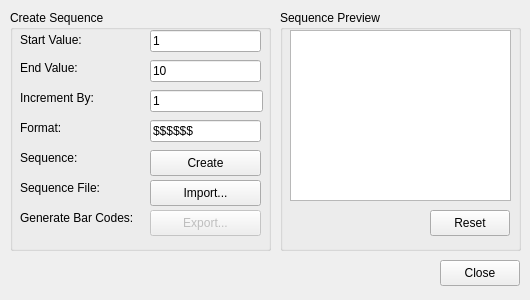
First picture: the form in zint/frontend_qt/extSequence.ui, repository prefetchnta/mybuild, before the edit.
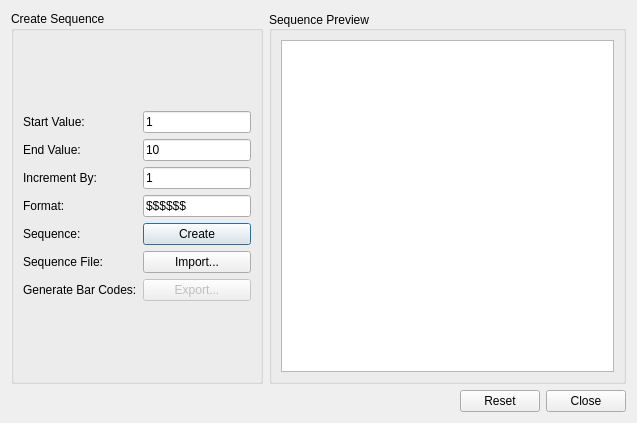
Second picture: the form after the edit. Icons and pictures are not drawn.

The edit to the form file:
```diff
--- a/zint/frontend_qt/extSequence.ui
+++ b/zint/frontend_qt/extSequence.ui
@@ -6,8 +6,8 @@
    <rect>
     <x>0</x>
     <y>0</y>
-    <width>530</width>
-    <height>300</height>
+    <width>637</width>
+    <height>423</height>
    </rect>
   </property>
   <property name="windowTitle">
@@ -16,256 +16,212 @@
   <property name="modal">
    <bool>true</bool>
   </property>
+  <layout class="QVBoxLayout" name="verticalLayout_6">
+   <item>
+    <layout class="QHBoxLayout" name="horizontalLayout_9">
+     <item>
   <widget class="QGroupBox" name="groupBox">
-   <property name="geometry">
-    <rect>
-     <x>10</x>
-     <y>10</y>
-     <width>261</width>
-     <height>241</height>
-    </rect>
+       <property name="sizePolicy">
+        <sizepolicy hsizetype="Fixed" vsizetype="Preferred">
+         <horstretch>0</horstretch>
+         <verstretch>0</verstretch>
+        </sizepolicy>
    </property>
    <property name="title">
     <string>Create Sequence</string>
    </property>
-   <widget class="QPushButton" name="btnExport">
-    <property name="enabled">
-     <bool>false</bool>
-    </property>
-    <property name="geometry">
-     <rect>
-      <x>140</x>
-      <y>200</y>
-      <width>111</width>
-      <height>26</height>
-     </rect>
-    </property>
-    <property name="text">
-     <string>Export...</string>
-    </property>
-   </widget>
-   <widget class="QPushButton" name="btnCreate">
-    <property name="geometry">
-     <rect>
-      <x>140</x>
-      <y>140</y>
-      <width>111</width>
-      <height>26</height>
-     </rect>
-    </property>
-    <property name="text">
-     <string>Create</string>
-    </property>
-   </widget>
-   <widget class="QLineEdit" name="linStartVal">
-    <property name="geometry">
-     <rect>
-      <x>140</x>
-      <y>20</y>
-      <width>111</width>
-      <height>22</height>
-     </rect>
-    </property>
-    <property name="text">
-     <string>1</string>
-    </property>
-    <property name="frame">
-     <bool>true</bool>
-    </property>
-   </widget>
-   <widget class="QLineEdit" name="linFormat">
-    <property name="geometry">
-     <rect>
-      <x>140</x>
-      <y>110</y>
-      <width>111</width>
-      <height>22</height>
-     </rect>
-    </property>
-    <property name="text">
-     <string>$$$$$$</string>
-    </property>
-   </widget>
-   <widget class="QLineEdit" name="linEndVal">
-    <property name="geometry">
-     <rect>
-      <x>140</x>
-      <y>50</y>
-      <width>111</width>
-      <height>22</height>
-     </rect>
-    </property>
-    <property name="text">
-     <string>10</string>
-    </property>
-   </widget>
-   <widget class="QPushButton" name="btnImport">
-    <property name="geometry">
-     <rect>
-      <x>140</x>
-      <y>170</y>
-      <width>111</width>
-      <height>26</height>
-     </rect>
-    </property>
-    <property name="text">
-     <string>Import...</string>
-    </property>
-   </widget>
+       <layout class="QVBoxLayout" name="verticalLayout_5">
+        <item>
+         <layout class="QHBoxLayout" name="horizontalLayout">
+          <item>
+           <layout class="QVBoxLayout" name="verticalLayout">
+            <item>
    <widget class="QLabel" name="label">
-    <property name="geometry">
-     <rect>
-      <x>10</x>
-      <y>20</y>
-      <width>151</width>
-      <height>20</height>
-     </rect>
-    </property>
     <property name="text">
      <string>Start Value:</string>
     </property>
    </widget>
+            </item>
+            <item>
    <widget class="QLabel" name="label_2">
-    <property name="geometry">
-     <rect>
-      <x>10</x>
-      <y>50</y>
-      <width>171</width>
-      <height>16</height>
-     </rect>
-    </property>
     <property name="text">
      <string>End Value:</string>
     </property>
    </widget>
+            </item>
+            <item>
    <widget class="QLabel" name="lblIncrement">
-    <property name="geometry">
-     <rect>
-      <x>10</x>
-      <y>80</y>
-      <width>171</width>
-      <height>16</height>
-     </rect>
-    </property>
     <property name="text">
      <string>Increment By:</string>
     </property>
    </widget>
+            </item>
+            <item>
    <widget class="QLabel" name="label_4">
-    <property name="geometry">
-     <rect>
-      <x>10</x>
-      <y>110</y>
-      <width>171</width>
-      <height>16</height>
-     </rect>
-    </property>
     <property name="text">
      <string>Format:</string>
     </property>
    </widget>
+            </item>
+            <item>
    <widget class="QLabel" name="label_5">
-    <property name="geometry">
-     <rect>
-      <x>10</x>
-      <y>140</y>
-      <width>161</width>
-      <height>16</height>
-     </rect>
-    </property>
     <property name="text">
      <string>Sequence:</string>
     </property>
    </widget>
+            </item>
+            <item>
    <widget class="QLabel" name="label_6">
-    <property name="geometry">
-     <rect>
-      <x>10</x>
-      <y>170</y>
-      <width>161</width>
-      <height>16</height>
-     </rect>
-    </property>
     <property name="text">
      <string>Sequence File:</string>
     </property>
    </widget>
+            </item>
+            <item>
    <widget class="QLabel" name="label_7">
-    <property name="geometry">
-     <rect>
-      <x>10</x>
-      <y>200</y>
-      <width>161</width>
-      <height>16</height>
-     </rect>
-    </property>
     <property name="text">
      <string>Generate Bar Codes:</string>
     </property>
    </widget>
+            </item>
+           </layout>
+          </item>
+          <item>
+           <layout class="QVBoxLayout" name="verticalLayout_2">
+            <item>
+             <widget class="QLineEdit" name="linStartVal">
+              <property name="text">
+               <string>1</string>
+              </property>
+              <property name="frame">
+               <bool>true</bool>
+              </property>
+             </widget>
+            </item>
+            <item>
+             <widget class="QLineEdit" name="linEndVal">
+              <property name="text">
+               <string>10</string>
+              </property>
+             </widget>
+            </item>
+            <item>
    <widget class="QLineEdit" name="linIncVal">
-    <property name="geometry">
-     <rect>
-      <x>140</x>
-      <y>80</y>
-      <width>113</width>
-      <height>22</height>
-     </rect>
-    </property>
     <property name="text">
      <string>1</string>
     </property>
    </widget>
-  </widget>
+            </item>
+            <item>
+             <widget class="QLineEdit" name="linFormat">
+              <property name="text">
+               <string>$$$$$$</string>
+              </property>
+             </widget>
+            </item>
+            <item>
+             <widget class="QPushButton" name="btnCreate">
+              <property name="toolTip">
+               <string>Create a data sequence</string>
+              </property>
+              <property name="text">
+               <string>Create</string>
+              </property>
+             </widget>
+            </item>
+            <item>
+             <widget class="QPushButton" name="btnImport">
+              <property name="toolTip">
+               <string>Get a data sequence from file</string>
+              </property>
+              <property name="text">
+               <string>Import...</string>
+              </property>
+             </widget>
+            </item>
+            <item>
+             <widget class="QPushButton" name="btnExport">
+              <property name="enabled">
+               <bool>false</bool>
+              </property>
+              <property name="toolTip">
+               <string>Save the symbols to file</string>
+              </property>
+              <property name="text">
+               <string>Export...</string>
+              </property>
+             </widget>
+            </item>
+           </layout>
+          </item>
+         </layout>
+        </item>
+       </layout>
+      </widget>
+     </item>
+     <item>
   <widget class="QGroupBox" name="groupBox_2">
-   <property name="geometry">
-    <rect>
-     <x>280</x>
-     <y>10</y>
-     <width>241</width>
-     <height>241</height>
-    </rect>
+       <property name="sizePolicy">
+        <sizepolicy hsizetype="Preferred" vsizetype="Preferred">
+         <horstretch>0</horstretch>
+         <verstretch>0</verstretch>
+        </sizepolicy>
    </property>
    <property name="title">
     <string>Sequence Preview</string>
    </property>
+       <property name="alignment">
+        <set>Qt::AlignLeading|Qt::AlignLeft|Qt::AlignVCenter</set>
+       </property>
+       <layout class="QVBoxLayout" name="verticalLayout_4">
+        <item>
+         <layout class="QVBoxLayout" name="verticalLayout_3">
+          <item>
    <widget class="QPlainTextEdit" name="txtPreview">
-    <property name="geometry">
-     <rect>
-      <x>10</x>
-      <y>20</y>
-      <width>221</width>
-      <height>171</height>
-     </rect>
-    </property>
-   </widget>
+            <property name="toolTip">
+             <string>The data to be encoded, one line per symbol</string>
+            </property>
+           </widget>
+          </item>
+         </layout>
+        </item>
+       </layout>
+      </widget>
+     </item>
+    </layout>
+   </item>
+   <item>
+    <layout class="QHBoxLayout" name="horizontalLayout_10">
+     <item>
+      <spacer name="horizontalSpacer_2">
+       <property name="orientation">
+        <enum>Qt::Horizontal</enum>
+       </property>
+       <property name="sizeHint" stdset="0">
+        <size>
+         <width>40</width>
+         <height>20</height>
+        </size>
+       </property>
+      </spacer>
+     </item>
+     <item>
    <widget class="QPushButton" name="btnReset">
-    <property name="geometry">
-     <rect>
-      <x>150</x>
-      <y>200</y>
-      <width>80</width>
-      <height>26</height>
-     </rect>
-    </property>
     <property name="text">
      <string>Reset</string>
     </property>
    </widget>
-  </widget>
+     </item>
+     <item>
   <widget class="QPushButton" name="btnClose">
-   <property name="geometry">
-    <rect>
-     <x>440</x>
-     <y>260</y>
-     <width>80</width>
-     <height>26</height>
-    </rect>
-   </property>
    <property name="text">
     <string>Close</string>
    </property>
   </widget>
+     </item>
+    </layout>
+   </item>
+  </layout>
  </widget>
  <resources/>
  <connections/>
```
Left out of the diff: 4 changed lines with no effect on the pictures. Lines whose indentation alone changed are shown as unchanged.
